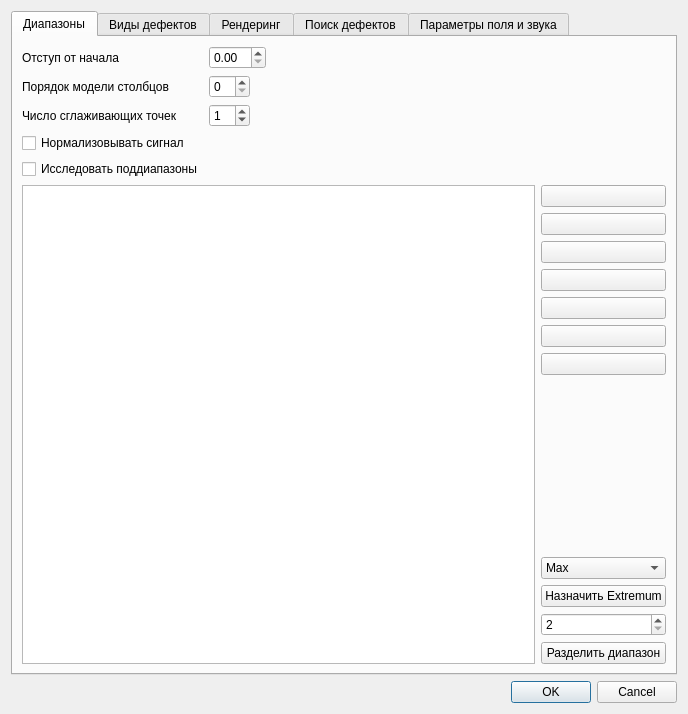
Above: src/Gui/ProcessingParametersDialog.ui from Ddv-progia/compositescannerarm before the change. Below: the same form after it.
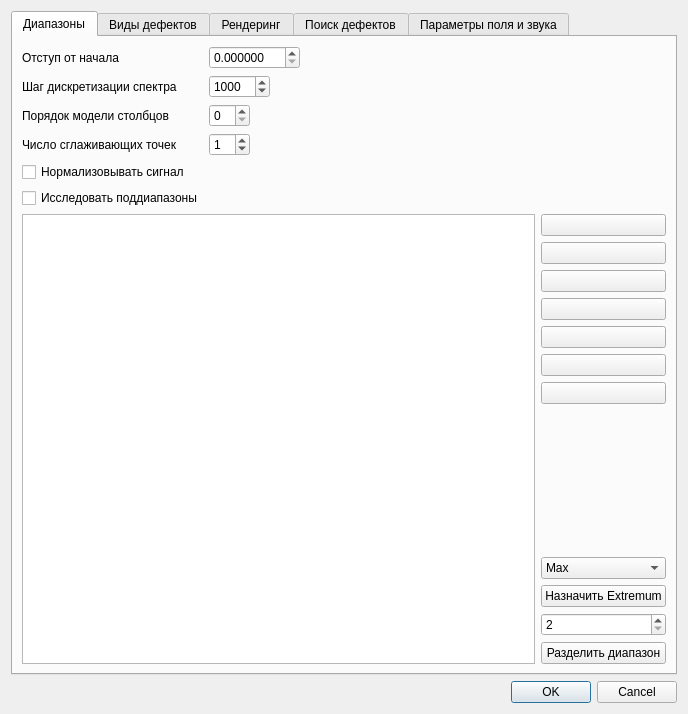
That is the form after the change. The open tabs and pages were chosen to show the change. Icons and pictures are not drawn.

The edit to the form file:
```diff
--- a/src/Gui/ProcessingParametersDialog.ui
+++ b/src/Gui/ProcessingParametersDialog.ui
@@ -17,7 +17,7 @@
    <item>
     <widget class="QTabWidget" name="tabWidget">
      <property name="currentIndex">
-      <number>4</number>
+      <number>0</number>
      </property>
      <widget class="QWidget" name="tab">
       <attribute name="title">
@@ -29,44 +29,40 @@
          <property name="fieldGrowthPolicy">
           <enum>QFormLayout::ExpandingFieldsGrow</enum>
          </property>
-         <item row="0" column="0">
-          <widget class="QLabel" name="label_3">
-           <property name="text">
-            <string>Отступ от начала</string>
-           </property>
-          </widget>
-         </item>
          <item row="0" column="1">
           <widget class="QDoubleSpinBox" name="initialSkipBox">
+           <property name="decimals">
+            <number>6</number>
+           </property>
            <property name="minimum">
             <double>0.000000000000000</double>
            </property>
            <property name="maximum">
-            <double>99.989999999999995</double>
+            <double>100.000000000000000</double>
            </property>
            <property name="singleStep">
             <double>0.100000000000000</double>
            </property>
           </widget>
          </item>
-         <item row="1" column="0">
+         <item row="2" column="0">
           <widget class="QLabel" name="label_4">
            <property name="text">
             <string>Порядок модели столбцов</string>
            </property>
           </widget>
          </item>
-         <item row="1" column="1">
+         <item row="2" column="1">
           <widget class="QSpinBox" name="columnModelOrderBox"/>
          </item>
-         <item row="2" column="0">
+         <item row="3" column="0">
           <widget class="QLabel" name="label_15">
            <property name="text">
             <string>Число сглаживающих точек</string>
            </property>
           </widget>
          </item>
-         <item row="2" column="1">
+         <item row="3" column="1">
           <widget class="QSpinBox" name="smoothingPointsCountBox">
            <property name="enabled">
             <bool>true</bool>
@@ -94,20 +90,50 @@
            </property>
           </widget>
          </item>
-         <item row="3" column="0">
+         <item row="4" column="0">
           <widget class="QCheckBox" name="normalizeCheckBox">
            <property name="text">
             <string>Нормализовывать сигнал</string>
            </property>
           </widget>
          </item>
-         <item row="4" column="0">
+         <item row="5" column="0">
           <widget class="QCheckBox" name="useSubRangesCheckBox">
            <property name="text">
             <string>Исследовать поддиапазоны</string>
            </property>
           </widget>
          </item>
+         <item row="0" column="0">
+          <widget class="QLabel" name="label_3">
+           <property name="text">
+            <string>Отступ от начала</string>
+           </property>
+          </widget>
+         </item>
+         <item row="1" column="0">
+          <widget class="QLabel" name="label_24">
+           <property name="text">
+            <string>Шаг дискретизации спектра</string>
+           </property>
+          </widget>
+         </item>
+         <item row="1" column="1">
+          <widget class="QSpinBox" name="stepForSplitFrequencyRangesSpinBox">
+           <property name="minimum">
+            <number>100</number>
+           </property>
+           <property name="maximum">
+            <number>10000</number>
+           </property>
+           <property name="singleStep">
+            <number>100</number>
+           </property>
+           <property name="value">
+            <number>1000</number>
+           </property>
+          </widget>
+         </item>
         </layout>
        </item>
        <item>
```
